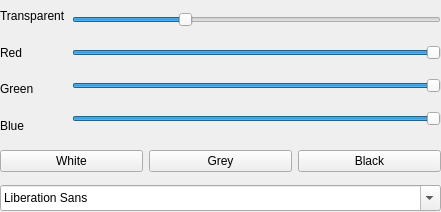
Qt form ClocksSettings.ui (Roker2/ClocksOnWindows) before a commit.
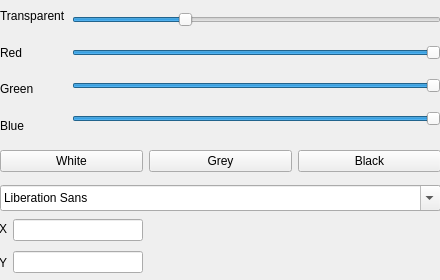
The same form after that commit. Icons and pictures are not drawn.

Commit message: ClocksSettings: Add position settings [1/2]

What changed in the file:
```diff
--- a/ClocksSettings.ui
+++ b/ClocksSettings.ui
@@ -9,8 +9,8 @@
    <rect>
     <x>0</x>
     <y>0</y>
-    <width>441</width>
-    <height>212</height>
+    <width>440</width>
+    <height>280</height>
    </rect>
   </property>
   <property name="windowTitle">
@@ -166,6 +166,46 @@
     </rect>
    </property>
   </widget>
+  <widget class="QWidget" name="">
+   <property name="geometry">
+    <rect>
+     <x>-1</x>
+     <y>215</y>
+     <width>144</width>
+     <height>62</height>
+    </rect>
+   </property>
+   <layout class="QHBoxLayout" name="horizontalLayout_3">
+    <item>
+     <layout class="QVBoxLayout" name="verticalLayout_3">
+      <item>
+       <widget class="QLabel" name="label">
+        <property name="text">
+         <string>X</string>
+        </property>
+       </widget>
+      </item>
+      <item>
+       <widget class="QLabel" name="label_2">
+        <property name="text">
+         <string>Y</string>
+        </property>
+       </widget>
+      </item>
+     </layout>
+    </item>
+    <item>
+     <layout class="QVBoxLayout" name="verticalLayout_4">
+      <item>
+       <widget class="QLineEdit" name="Edit_coordinate_x"/>
+      </item>
+      <item>
+       <widget class="QLineEdit" name="Edit_coordinate_y"/>
+      </item>
+     </layout>
+    </item>
+   </layout>
+  </widget>
  </widget>
  <resources/>
  <connections/>
```
The commit also changes 2 other files.
